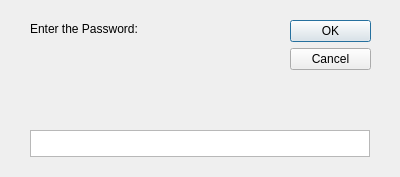
This is src/passworddialog.ui in Crunan/Ontos3 as Qt 5 draws it before an edit. The edited form follows.
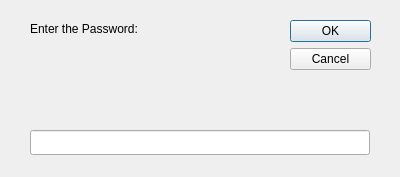
This is the edited form.

```diff
--- a/src/passworddialog.ui
+++ b/src/passworddialog.ui
@@ -42,20 +42,20 @@
     <string>Enter the Password:</string>
    </property>
   </widget>
-  <widget class="QTextEdit" name="textEdit">
+  <widget class="QLineEdit" name="lineEdit">
    <property name="geometry">
     <rect>
      <x>30</x>
      <y>130</y>
      <width>340</width>
-     <height>27</height>
+     <height>25</height>
     </rect>
    </property>
-   <property name="verticalScrollBarPolicy">
-    <enum>Qt::ScrollBarAlwaysOff</enum>
+   <property name="focusPolicy">
+    <enum>Qt::StrongFocus</enum>
    </property>
-   <property name="horizontalScrollBarPolicy">
-    <enum>Qt::ScrollBarAlwaysOff</enum>
+   <property name="toolTipDuration">
+    <number>-2</number>
    </property>
   </widget>
  </widget>
```
